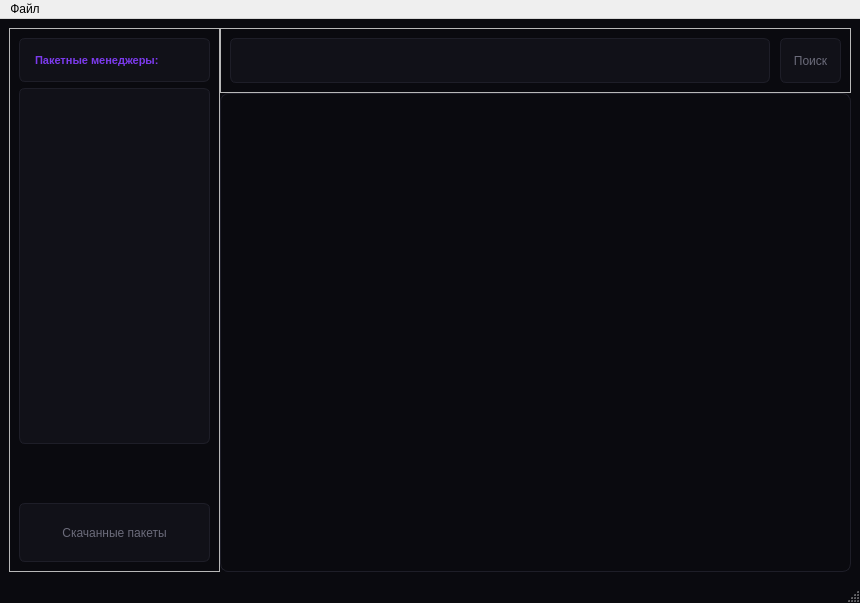
The window that ui/main_window.ui (Op1xx/EasyPkg) describes before a commit, drawn with Qt 5.
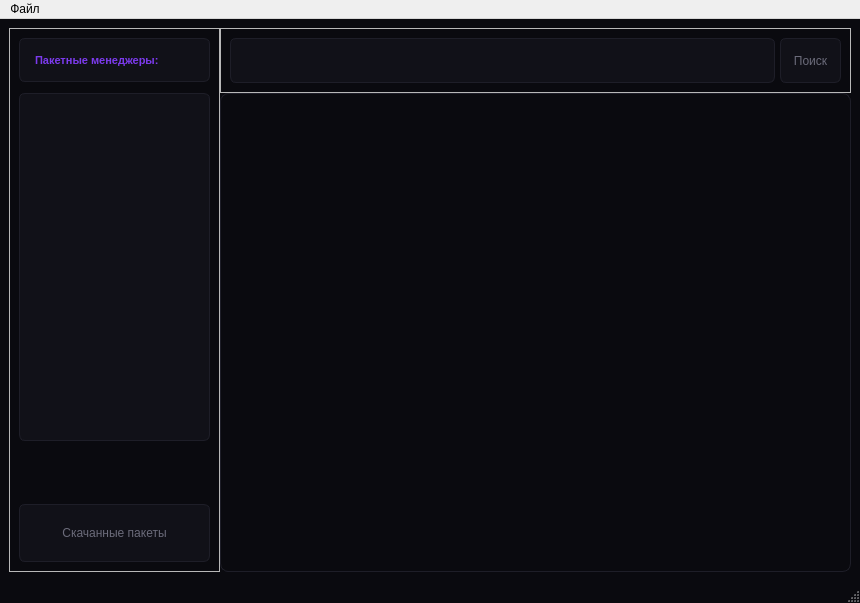
The same window after the commit.

Commit message: обновил немного ui и добавил qss

What changed in the file:
```diff
--- a/ui/main_window.ui
+++ b/ui/main_window.ui
@@ -44,7 +44,7 @@
          <item>
           <layout class="QVBoxLayout" name="SidebarLayout" stretch="0,6,1,1">
            <property name="spacing">
-            <number>0</number>
+            <number>5</number>
            </property>
            <item>
             <widget class="QLabel" name="ManagersLabel">
@@ -128,6 +128,12 @@
                <verstretch>0</verstretch>
               </sizepolicy>
              </property>
+             <property name="minimumSize">
+              <size>
+               <width>0</width>
+               <height>45</height>
+              </size>
+             </property>
              <property name="styleSheet">
               <string notr="true">QPushButton{
     background-color: #111118;
@@ -174,7 +180,7 @@
            <item>
             <layout class="QHBoxLayout" name="SearchbarLayout" stretch="0,0">
              <property name="spacing">
-              <number>10</number>
+              <number>5</number>
              </property>
              <item>
               <widget class="QLineEdit" name="SearchbarLineEdit">
```
The commit also changes 1 other file.
